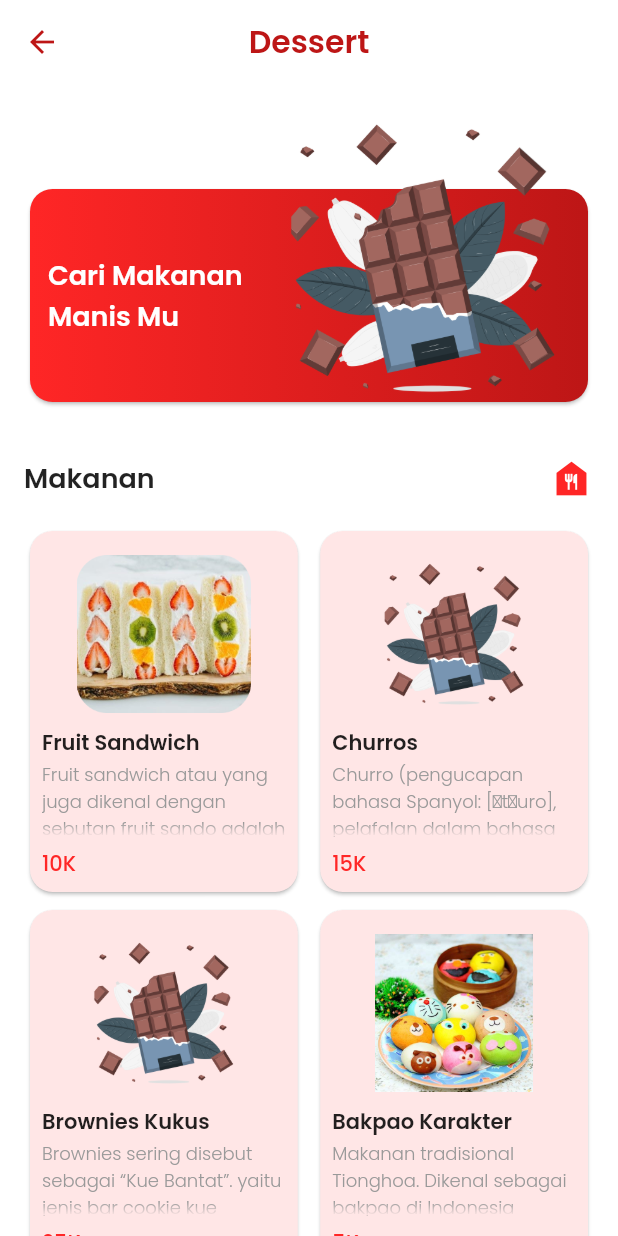
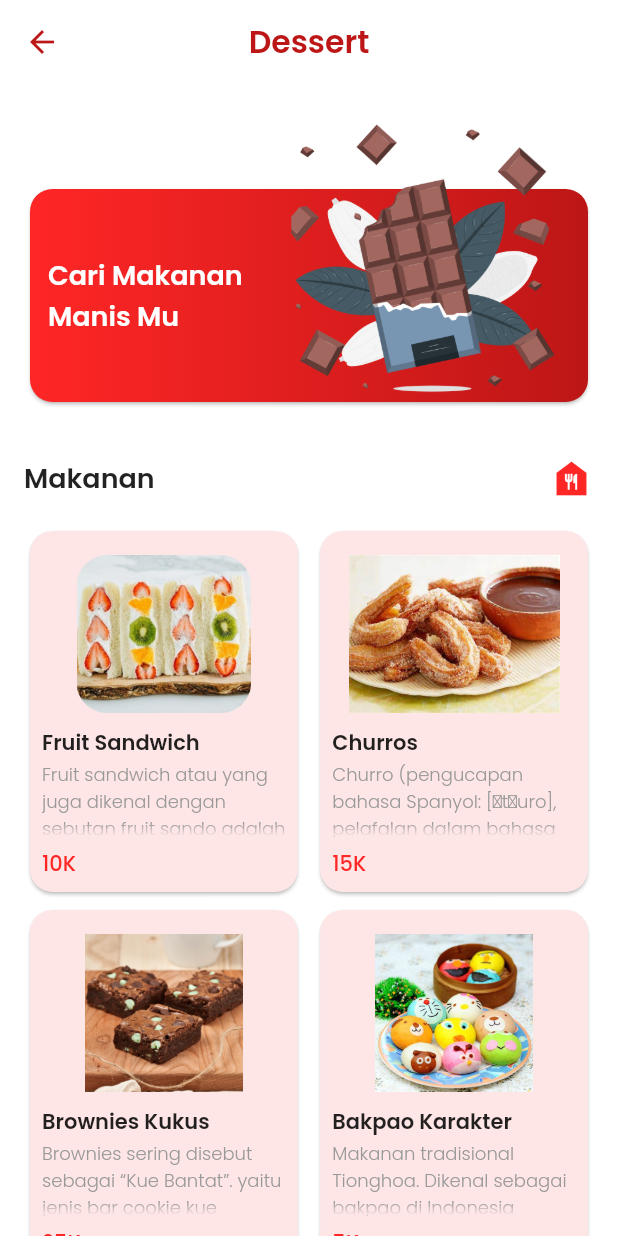
Before and after one commit to tasyarkh/Unite-Resto, a Flutter app: the dessert screen opened directly, on a phone screen of 412 x 824 dp. Run offline on Flutter 3.47's test engine with Material 2 defaults, Android fonts, the phone set to English and light mode, and no system bars.

Commit message:
add desk

```diff
--- a/lib/components/menu.dart
+++ b/lib/components/menu.dart
@@ -28,7 +28,7 @@ class MenuModel {
         phone: '6289681998961'),
     MenuModel(
         foodName: 'Churros',
-        foodImage: 'assets/img/des.png',
+        foodImage: 'assets/img/crs.jpg',
         foodDesk:
             'Churro (pengucapan bahasa Spanyol: [ˈtʃuro], pelafalan dalam bahasa Portugis: [ˈʃuʁu]) adalah sebuah makanan ringan berbahan dasar pastri dough goreng, biasanya choux. Churro adalah hidangan tradisional di Spanyol dan Portugal, dimana hidangan tersebut berasal, serta Filipina dan Ibero-Amerika.\nBahan - bahan:\n -Susu UHT\n -Butter\n -Tepung Cakra\n -Garam\n -Telur\n -Gula halus\n -Bubuk kayu manis\n -Selai coklat',
         foodPrice: '15K',
@@ -36,7 +36,7 @@ class MenuModel {
         phone: '6281804832206'),
     MenuModel(
         foodName: 'Brownies Kukus',
-        foodImage: 'assets/img/des.png',
+        foodImage: 'assets/img/brw.jpg',
         foodDesk:
             'Brownies sering disebut sebagai “Kue Bantat”. yaitu jenis bar cookie kue potong yang padat, kaya akan rasa coklat legit dan lembut Indriani. \nBahan - bahan :\n -Telur\n -Tepung Terigu\n -Coklat Batang dan Bubuk\n -Margarin\n -SP\n -Vanili\n -Baking Powder\n -Susu\n -Gula',
         foodPrice: '25K',
@@ -81,7 +81,8 @@ class MenuModel {
     MenuModel(
         foodName: 'Roti Goreng',
         foodImage: 'assets/img/rt.png',
-        foodDesk: 'Roti yang diberi isian sosis lalu dibalurkan tepung terigu dan tepung panir dan digoreng secara deep fried agar menjadikan tekstur bagian luar roti crispy dan bagian dalam sosis dan roti tetap empuk.\nBahan - bahan :\n -Roti Tawar\n -Sosis\n -Tepung Panir\n -Tepung Terigu\n -Minyak\n -Saus Tomat/Sambal',
+        foodDesk:
+            'Roti yang diberi isian sosis lalu dibalurkan tepung terigu dan tepung panir dan digoreng secara deep fried agar menjadikan tekstur bagian luar roti crispy dan bagian dalam sosis dan roti tetap empuk.\nBahan - bahan :\n -Roti Tawar\n -Sosis\n -Tepung Panir\n -Tepung Terigu\n -Minyak\n -Saus Tomat/Sambal',
         foodPrice: '5K',
         kel: 'Kelompok 7',
         phone: '6281218016462'),
@@ -101,7 +102,7 @@ class MenuModel {
         foodName: 'Soto Betawi',
         foodImage: 'assets/img/Sb.jpeg',
         foodDesk:
-            'Soto Betawi merupakan soto yang khas dari daerah DKI Jakarta. Seperti halnya Soto Madura dan Soto Sulung, soto Betawi juga menggunakan jeroan. Selain jeroan, sering kali organ-organ lain juga disertakan, seperti mata, terpedo, dan juga hati. Daging sapi juga menjadi bahan campuran dalam soto Betawi. Kuah soto Betawi merupakan campuran santan dan susu. Kedua campuran inilah yang membuat rasa soto Betawi begitu khas.\nBahan - bahan :\n -Santan\n -Daging Sapi\n ',
+            'Soto Betawi merupakan soto yang khas dari daerah DKI Jakarta. Seperti halnya Soto Madura dan Soto Sulung, soto Betawi juga menggunakan jeroan. Selain jeroan, sering kali organ-organ lain juga disertakan, seperti mata, terpedo, dan juga hati. Daging sapi juga menjadi bahan campuran dalam soto Betawi. Kuah soto Betawi merupakan campuran santan dan susu. Kedua campuran inilah yang membuat rasa soto Betawi begitu khas.\nBahan - bahan :\n -Santan\n -Daging Sapi\n -Rempah - rempah\n -Tomat\n -Emping\n',
         foodPrice: '25K',
         kel: 'kelompok 1',
         phone: '6281804832206'),
@@ -117,7 +118,7 @@ class MenuModel {
         foodName: 'Nasi Uduk',
         foodImage: 'assets/img/Nu.jpeg',
         foodDesk:
-            'Nasi uduk adalah hidangan yang dibuat dari nasi putih yang diaron dan dikukus dengan santan, serta dibumbui dengan pala, kayu manis, jahe, daun serai dan merica. Hidangan ini kini adalah salah satu Hidangan Betawi yang populer.\nBahan - bahan :\n -',
+            'Nasi uduk adalah hidangan yang dibuat dari nasi putih yang diaron dan dikukus dengan santan, serta dibumbui dengan pala, kayu manis, jahe, daun serai dan merica. Hidangan ini kini adalah salah satu Hidangan Betawi yang populer.\nBahan - bahan :\n -Nasi Putih\n -Mentega\n -Garam\n -Daun pisang\n -Ayam\n -Cabai',
         foodPrice: '15K',
         kel: 'Kelompok 3',
         phone: '6281803521460'),
@@ -125,7 +126,7 @@ class MenuModel {
         foodName: 'Lontong Sayur',
         foodImage: 'assets/img/Ls.jpeg',
         foodDesk:
-            'lontong sayur merupakan sajian khas pada Hari Raya Idul Fitri dan Idul Adha. Lontong sayur adalah representasi dari perpaduan budaya yang ada di masyarakat Betawi dan masyarakat Tionghoa. Tak heran selain lontong sayur khas Betawi, kita juga mengenal adanya lontong Cap Go Meh yang seringkali tersaji saat Hari Raya Imlek.\nBahan - bahan :\n -',
+            'lontong sayur merupakan sajian khas pada Hari Raya Idul Fitri dan Idul Adha. Lontong sayur adalah representasi dari perpaduan budaya yang ada di masyarakat Betawi dan masyarakat Tionghoa. Tak heran selain lontong sayur khas Betawi, kita juga mengenal adanya lontong Cap Go Meh yang seringkali tersaji saat Hari Raya Imlek.\nBahan - bahan :\n -Rempah - rempah\n -Labu\n -Lontong\n -Bawang goreng\n -Kacang Panjang\n -Tahu',
         foodPrice: '10K',
         kel: 'Kelompok 4',
         phone: '6281218015793'),
@@ -133,7 +134,7 @@ class MenuModel {
         foodName: 'Karedok',
         foodImage: 'assets/img/Kr.jfif',
         foodDesk:
-            'Karedok dibuat dengan bahan-bahan sayuran mentah antara lain; mentimun, taoge, kol, kacang panjang, ubi, daun kemangi, dan terong atau leunca. Sedangkan sausnya adalah bumbu kacang yang dibuat dari cabai merah, bawang putih, kencur, kacang tanah, air asam, gula kawung, garam, dan terasi. Salah satu ciri dari karedok adalah menggunakan oncom bakar. Bila tidak menggunakan oncom bakar disebutnya lotek mentah (atah) walau tidak semua begitu.\nBahan - bahan :\n -',
+            'Karedok dibuat dengan bahan-bahan sayuran mentah antara lain; mentimun, taoge, kol, kacang panjang, ubi, daun kemangi, dan terong atau leunca. Sedangkan sausnya adalah bumbu kacang yang dibuat dari cabai merah, bawang putih, kencur, kacang tanah, air asam, gula kawung, garam, dan terasi. Salah satu ciri dari karedok adalah menggunakan oncom bakar. Bila tidak menggunakan oncom bakar disebutnya lotek mentah (atah) walau tidak semua begitu.\nBahan - bahan :\n -Sayuran segar\n -Kacang\n -Cabai\n -Bawang',
         foodPrice: '15K',
         kel: 'Kelompok 5',
         phone: '6288291778672'),
@@ -141,7 +142,7 @@ class MenuModel {
         foodName: 'Asinan Buah',
         foodImage: 'assets/img/Ab.jpeg',
         foodDesk:
-            'Asinan buah dibuat dengan cara pengasinan, direndam di air garam atau diasamkan, direndam dengan air cuka. Asinan buah yang terkenal dan menjadi favorit banyak orang adalah asinan buah Betawi.\nBahan - bahan :\n -',
+            'Asinan buah dibuat dengan cara pengasinan, direndam di air garam atau diasamkan, direndam dengan air cuka. Asinan buah yang terkenal dan menjadi favorit banyak orang adalah asinan buah Betawi.\nBahan - bahan :\n -Buah Segar\n -Cabai\n -Cuka\n -Garam',
         foodPrice: '10K',
         kel: 'Kelompok 6',
         phone: '6281387287570'),
@@ -149,7 +150,7 @@ class MenuModel {
         foodName: 'Nasi Pepes',
         foodImage: 'assets/img/Np.jpg',
         foodDesk:
-            'Nasi Pepes merupakan nasi putih yang diberi isian daging ayam atau berbagai isian lainnya yang dibungkus daun pisang lalu dikukus.\nBahan- bahan :\n -',
+            'Nasi Pepes merupakan nasi putih yang diberi isian daging ayam atau berbagai isian lainnya yang dibungkus daun pisang lalu dikukus.\nBahan- bahan :\n -Nasi Putih\n -Daging Ayam\n -Cabai\n -Bawang\n -Garam\n -Daun pisang',
         foodPrice: '10K',
         kel: 'Kelompok 7',
         phone: '6281218016462'),
@@ -157,7 +158,7 @@ class MenuModel {
         foodName: 'Ketoprak',
         foodImage: 'assets/img/Ktp.jpg',
         foodDesk:
-            'Ketoprak merupakan makanan favorit khalayak banyak dengan tahu, bihun, mentimun, taoge, dan bisa juga memakai telur rebus yang dilengkapi dengan saus kacang, kecap manis, dan taburan bawang merah goreng. Dapat pula dihidangkan dengan tambahan kerupuk atau emping melinjo.\nBahan - bahan :\n -',
+            'Ketoprak merupakan makanan favorit khalayak banyak dengan tahu, bihun, mentimun, taoge, dan bisa juga memakai telur rebus yang dilengkapi dengan saus kacang, kecap manis, dan taburan bawang merah goreng. Dapat pula dihidangkan dengan tambahan kerupuk atau emping melinjo.\nBahan - bahan :\n -Lontong\n -Taoge\n -Tahu\n -Mentimun\n -Bawang goreng\n -Emping\n -Bawang putih\n -Cabai\n -Telur',
         foodPrice: '10K',
         kel: 'Kelompok 8',
         phone: '62895365161115'),
@@ -165,7 +166,7 @@ class MenuModel {
         foodName: 'Gado Gado',
         foodImage: 'assets/img/Gd.jpeg',
         foodDesk:
-            'Gado-gado adalah makanan khas Jakarta berisi sayur-sayuran yang direbus, irisan telur, tahu dan tempe serta ditaburi bawang goreng dan kerupuk.dan dibumbui dengan bumbu kacang.\nBahan - bahan :\n -',
+            'Gado-gado adalah makanan khas Jakarta berisi sayur-sayuran yang direbus, irisan telur, tahu dan tempe serta ditaburi bawang goreng dan kerupuk.dan dibumbui dengan bumbu kacang.\nBahan - bahan :\n -Sayuran\n -Bumbu kacang\n -Kerupuk\n -Tahu\n -Tempe\n -Telur',
         foodPrice: '15K',
         kel: 'Kelompok 9',
         phone: '6281218016761'),
--- a/lib/screens/home/components/body.dart
+++ b/lib/screens/home/components/body.dart
@@ -255,6 +255,7 @@ class CardListView extends StatelessWidget {
           ],
         ),
       ),
+
     );
   }
 }
--- a/lib/screens/onboard.dart
+++ b/lib/screens/onboard.dart
@@ -78,7 +78,7 @@ class onboard extends StatelessWidget {
                       shadows: [
                         Shadow(
                           blurRadius: 10.0,
-                          color: Color(0xFFBD1616).withOpacity(0.4),
+                          color: Color(0xFFBD1616).withOpacity(0.3),
                           offset: Offset(0, 1),
                         )
                       ]),
--- a/lib/screens/pesan.dart
+++ b/lib/screens/pesan.dart
@@ -1,7 +1,6 @@
 import 'package:flutter/material.dart';
 import 'package:unite_resto/style/style.dart';
 import 'package:url_launcher/url_launcher.dart';
-
 
 class pesan extends StatelessWidget {
   final String foodName;
@@ -42,6 +41,8 @@ class pesan extends StatelessWidget {
                 child: Image.asset(
                   foodImage,
                   fit: BoxFit.cover,
+                  height: double.infinity,
+                  width: double.infinity,
                 ),
               ),
             ),
--- a/lib/screens/splash.dart
+++ b/lib/screens/splash.dart
@@ -1,6 +1,7 @@
 import 'dart:async';
 import 'package:flutter/material.dart';
 import 'package:unite_resto/screens/onboard.dart';
+
 
 class splash extends StatefulWidget {
   _splash createState() => _splash();
--- a/pubspec.yaml
+++ b/pubspec.yaml
@@ -37,6 +37,7 @@ dependencies:
   flutter_svg: ^0.17.4
   url_launcher: ^6.1.6
   whatsapp_unilink: ^2.0.2
+
 
 
 
@@ -89,6 +90,8 @@ flutter:
     - assets/img/rt.png
     - assets/img/rsl.png
     - assets/img/bkp.jpg
+    - assets/img/brw.jpg
+    - assets/img/crs.jpg
 
 
   # An image asset can refer to one or more resolution-specific "variants", see
```
Also changed, not shown: assets/img/brw.jpg (added), assets/img/crs.jpg (added).
